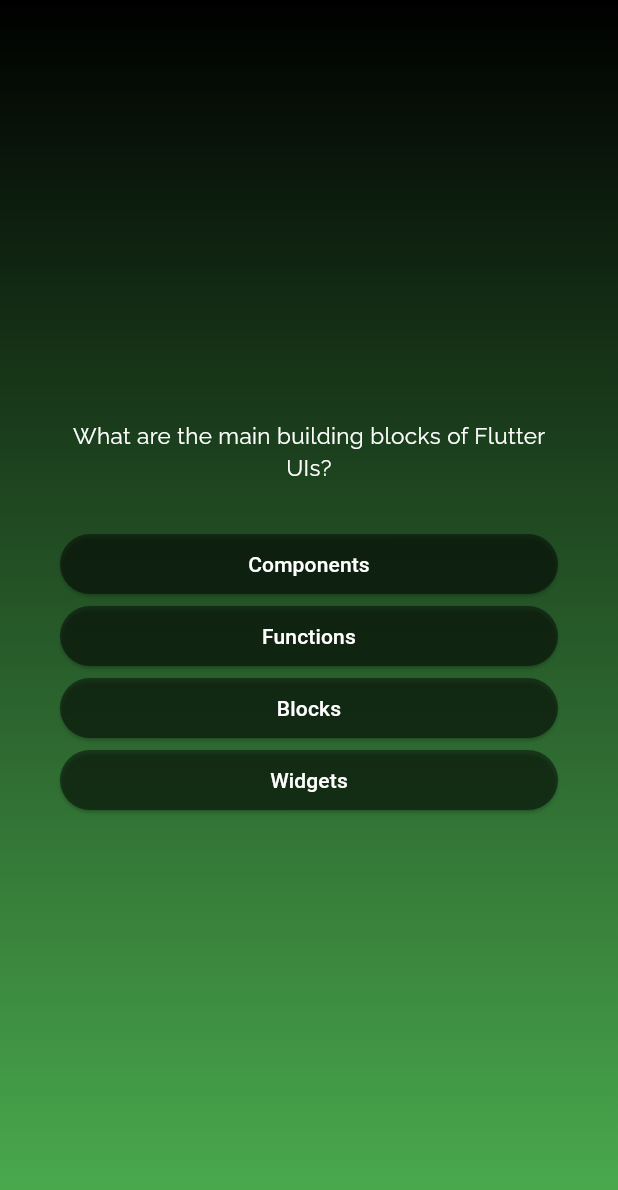
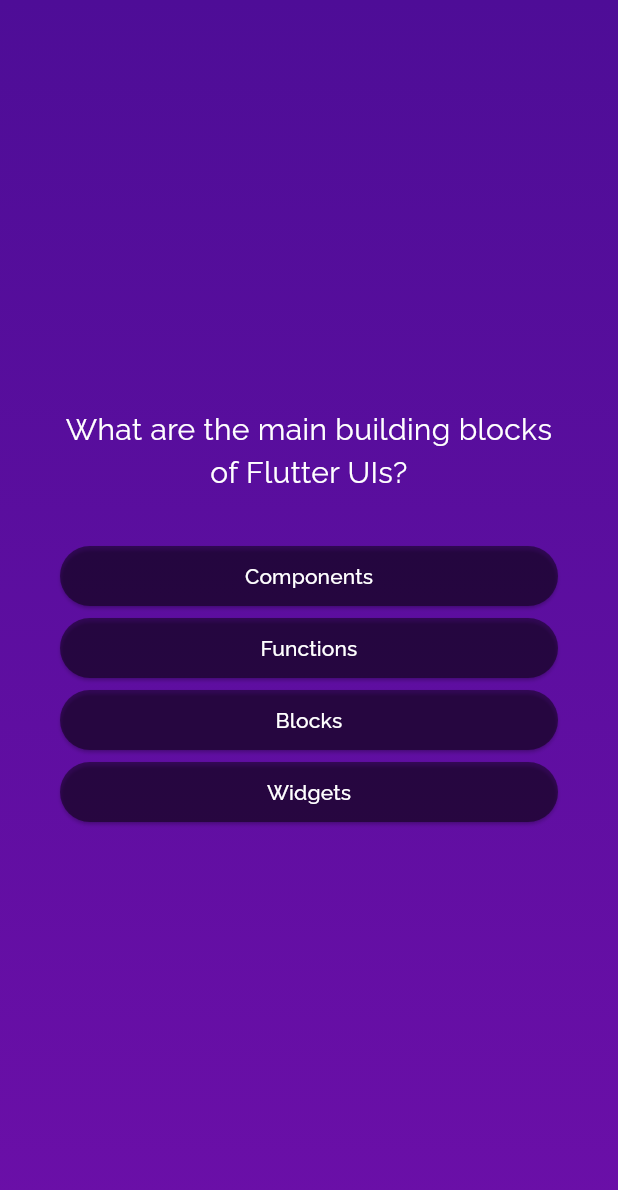
Before and after one commit to cheesyGarlicBread15/adv_basics, a Flutter app: the screen it shows after launch, after a tap on "Start Quiz", on a phone screen of 412 x 824 dp. Shown: the top 1190 px of the screen. Run offline on Flutter 3.47's test engine with Material 3 defaults, Android fonts, the phone set to English and light mode, and no system bars; our stand-ins replace google_fonts.

```diff
--- a/lib/buttons/answer_button.dart
+++ b/lib/buttons/answer_button.dart
@@ -1,4 +1,5 @@
 import 'package:flutter/material.dart';
+import 'package:google_fonts/google_fonts.dart';
 
 class AnswerButton extends StatelessWidget {
   final String answer;
@@ -11,13 +12,11 @@ class AnswerButton extends StatelessWidget {
         onPressed: onTap,
         style: ElevatedButton.styleFrom(
           backgroundColor: Colors.black45,
-          padding: const EdgeInsets.symmetric(horizontal: 40, vertical: 10),
+          padding: const EdgeInsets.symmetric(horizontal: 20, vertical: 10),
         ),
         child: Text(
           answer,
-          style: const TextStyle(
-            color: Colors.white,
-          ),
+          style: GoogleFonts.raleway(color: Colors.white),
           textAlign: TextAlign.center,
         ));
   }
--- a/lib/data/questions.dart
+++ b/lib/data/questions.dart
@@ -37,4 +37,14 @@ const List<QuizQuestion> questions = [
       'All of the above',
     ],
   ),
+  QuizQuestion(
+    question:
+        'What is the primary programming language used for Flutter development?',
+    answers: [
+      'Dart',
+      'Java',
+      'Kotlin',
+      'Swift',
+    ],
+  ),
 ];
--- a/lib/quiz.dart
+++ b/lib/quiz.dart
@@ -31,6 +31,13 @@ class _QuizState extends State<Quiz> {
     });
   }
 
+  void restartQuiz() {
+    setState(() {
+      selectedAnswers.clear();
+      switchScreen('start-screen');
+    });
+  }
+
   @override
   Widget build(BuildContext context) {
     Widget screenWidget =
@@ -41,7 +48,7 @@ class _QuizState extends State<Quiz> {
       );
     } else if (_currentScreen == 'results-screen') {
       screenWidget = ResultsScreen(
-        onRestartQuiz: () => switchScreen('start-screen'),
+        onRestartQuiz: restartQuiz,
         selectedAnswers: selectedAnswers,
       );
     }
@@ -53,7 +60,10 @@ class _QuizState extends State<Quiz> {
               gradient: LinearGradient(
                   begin: Alignment.topCenter,
                   end: Alignment.bottomCenter,
-                  colors: [Colors.black, Colors.green])),
+                  colors: [
+                Color.fromARGB(255, 78, 13, 151),
+                Color.fromARGB(255, 107, 15, 168)
+              ])),
           child: screenWidget,
         ),
       ),
--- a/lib/screens/questions_screen.dart
+++ b/lib/screens/questions_screen.dart
@@ -22,6 +22,9 @@ class _QuestionsScreenState extends State<QuestionsScreen> {
     });
   }
 
+  // TODO: implement alternative button logic, onTap highlight button, if button is highlighted, then make the next button visible/clickable
+  // FIXME: answer buttons overlapping when answer text is long
+
   @override
   Widget build(BuildContext context) {
     // from another file
@@ -44,7 +47,7 @@ class _QuestionsScreenState extends State<QuestionsScreen> {
               currentQuestion.question,
               style: GoogleFonts.raleway(
                 color: Colors.white,
-                fontSize: 15,
+                fontSize: 20,
               ),
               textAlign: TextAlign.center,
             ),
--- a/lib/screens/start_screen.dart
+++ b/lib/screens/start_screen.dart
@@ -22,8 +22,8 @@ class StartScreen extends StatelessWidget {
           Text(
             'Learn Flutter the fun way!',
             style: GoogleFonts.raleway(
-              color: const Color(0xFFFBFF00),
-              fontSize: 20,
+              color: Colors.white54,
+              fontSize: 25,
             ),
           ),
           const SizedBox(
@@ -34,7 +34,11 @@ class StartScreen extends StatelessWidget {
             style: OutlinedButton.styleFrom(
               foregroundColor: Colors.white,
             ),
-            label: const Text('Start Quiz'),
+            label: Text(
+              'Start Quiz',
+              style: GoogleFonts.raleway(
+                  color: Colors.white, fontWeight: FontWeight.bold),
+            ),
             icon: const Icon(Icons.lightbulb),
           ),
         ],
```
Also changed, not shown: lib/answer_summary.dart (+28 -6 lines), lib/screens/results_screen.dart (+20 -7 lines).
